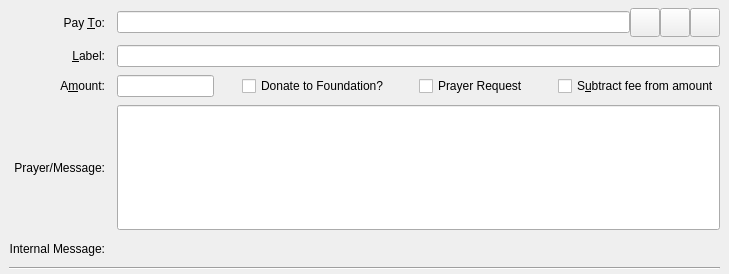
This is src/qt/forms/sendcoinsentry.ui in biblepay/biblepay_legacy as Qt 5 draws it before an edit. The edited form follows.
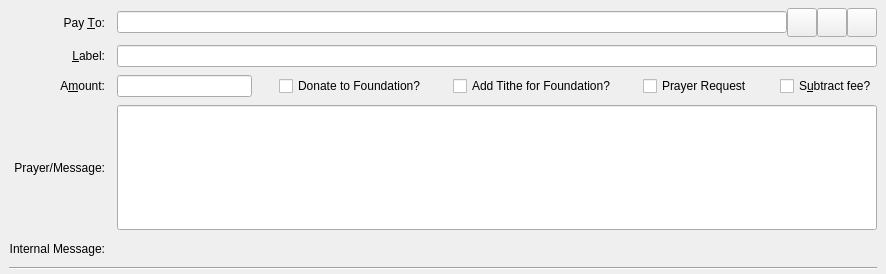
This is the edited form. Custom widgets are drawn as their Qt base class.

Diff of the .ui file:
```diff
--- a/src/qt/forms/sendcoinsentry.ui
+++ b/src/qt/forms/sendcoinsentry.ui
@@ -6,7 +6,7 @@
    <rect>
     <x>0</x>
     <y>0</y>
-    <width>729</width>
+    <width>886</width>
     <height>274</height>
    </rect>
   </property>
@@ -151,9 +151,16 @@
      </widget>
     </item>
     <item row="2" column="1">
-     <layout class="QHBoxLayout" name="horizontalLayoutAmount" stretch="0,0,0,0,1,0,0">
+     <layout class="QHBoxLayout" name="horizontalLayoutAmount" stretch="0,0,0,0,1,0,0,0,0">
       <item>
-       <widget class="BitcoinAmountField" name="payAmount"/>
+       <widget class="BitcoinAmountField" name="payAmount">
+        <property name="minimumSize">
+         <size>
+          <width>135</width>
+          <height>0</height>
+         </size>
+        </property>
+       </widget>
       </item>
       <item>
        <spacer name="horizontalSpacer">
@@ -181,6 +188,32 @@
         </property>
        </widget>
       </item>
+      <item>
+       <spacer name="horizontalSpacer_77">
+        <property name="orientation">
+         <enum>Qt::Horizontal</enum>
+        </property>
+        <property name="sizeHint" stdset="0">
+         <size>
+          <width>40</width>
+          <height>20</height>
+         </size>
+        </property>
+       </spacer>
+      </item>
+      <item>
+       <widget class="QCheckBox" name="chkTithe">
+        <property name="toolTip">
+         <string>Add an additional 10% to the transaction to be sent to Support Orphans?</string>
+        </property>
+        <property name="layoutDirection">
+         <enum>Qt::LeftToRight</enum>
+        </property>
+        <property name="text">
+         <string>Add Tithe for Foundation?</string>
+        </property>
+       </widget>
+      </item>
       <item>
        <spacer name="horizontalSpacer_2">
         <property name="orientation">
@@ -223,7 +256,7 @@
          <string>The fee will be deducted from the amount being sent. The recipient will receive a lower amount of Biblepay than you enter in the amount field. If multiple recipients are selected, the fee is split equally.</string>
         </property>
         <property name="text">
-         <string>S&amp;ubtract fee from amount</string>
+         <string>S&amp;ubtract fee?</string>
         </property>
        </widget>
       </item>
```
Left out of the diff: 4 changed lines with no effect on the pictures.
